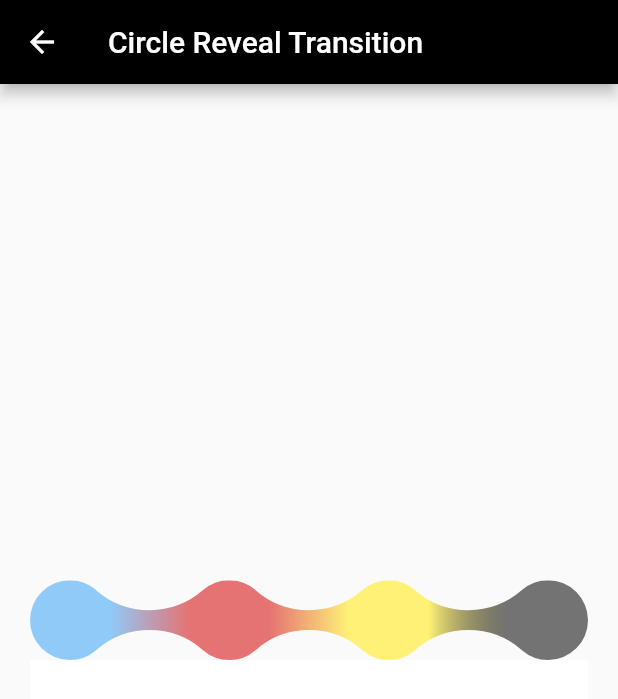
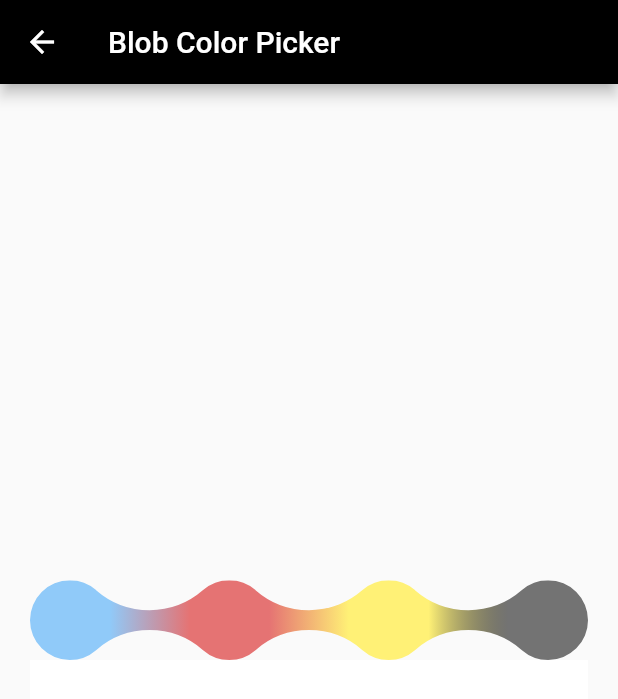
Before and after one commit to mrverdant13/flutter_ui, a Flutter app: the BlobColorPickerScreen screen opened directly, on a phone screen of 412 x 824 dp. Shown: the top 699 px of the screen. Run offline on Flutter 3.47's test engine with Material 2 defaults, Android fonts, the phone set to English and light mode, and no system bars.

Commit message:
fix: use correct screen title

```diff
--- a/lib/blob_color_picker/screen.dart
+++ b/lib/blob_color_picker/screen.dart
@@ -20,7 +20,7 @@ class BlobColorPickerScreen extends StatelessWidget {
   Widget build(BuildContext context) => Scaffold(
         appBar: AppBar(
           backgroundColor: Colors.black,
-          title: const Text('Circle Reveal Transition'),
+          title: const Text('Blob Color Picker'),
         ),
         body: Padding(
           padding: const EdgeInsets.all(20.0),
```
